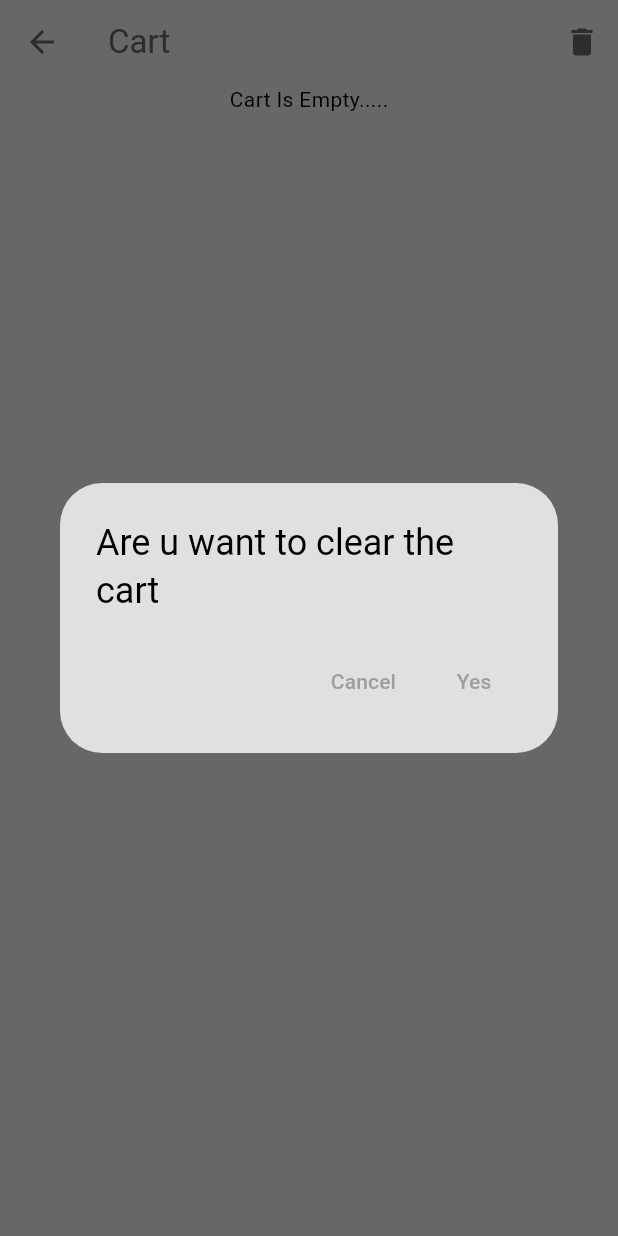
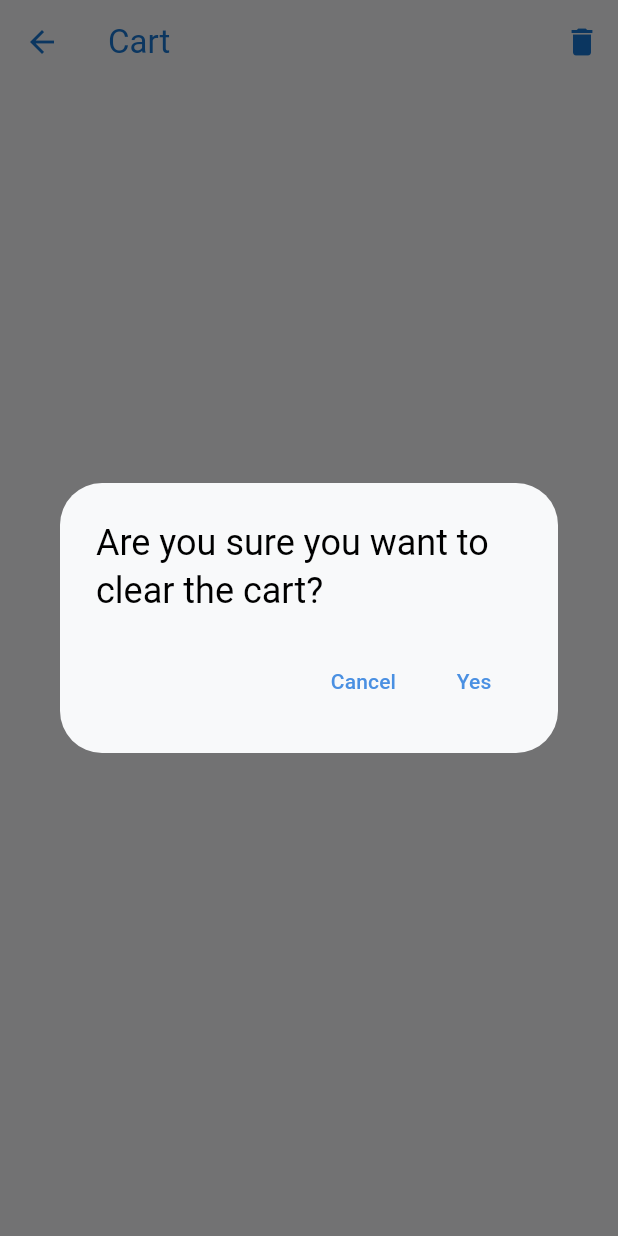
Before and after one commit to untuksenangsenang/DelivoriaApp, a Flutter app: the CartPage screen opened directly, after a tap on the "delete" icon, on a phone screen of 412 x 824 dp. Run offline on Flutter 3.47's test engine with Material 3 defaults, Android fonts, the phone set to English and light mode, and no system bars.

Commit message:
fix cart page

```diff
--- a/lib/components/my_cart_tile.dart
+++ b/lib/components/my_cart_tile.dart
@@ -47,7 +47,7 @@ class MyCartTile extends StatelessWidget {
                     Text(cartItem.food.name),
 
                     //food price
-                    Text('\$' + cartItem.food.price.toString())
+                    Text('\$${cartItem.food.price}')
                   ],
                 ),
 
--- a/lib/pages/cart_page.dart
+++ b/lib/pages/cart_page.dart
@@ -2,69 +2,57 @@ import 'package:delivoria/models/restaurant.dart';
 import 'package:flutter/material.dart';
 import 'package:provider/provider.dart';
 import 'package:delivoria/components/my_cart_tile.dart';
-
 
 class CartPage extends StatelessWidget {
   const CartPage({super.key});
 
   @override
   Widget build(BuildContext context) {
-    return Consumer <Restaurant>(
+    return Consumer<Restaurant>(
       builder: (context, restaurant, child) {
-        //cart
         final userCart = restaurant.cart;
 
-        //scaffold ui
         return Scaffold(
           appBar: AppBar(
-            title:const Text("Cart"),
+            title: const Text("Cart"),
             backgroundColor: Colors.transparent,
             foregroundColor: Theme.of(context).colorScheme.inversePrimary,
             actions: [
-            //clear cart
               IconButton(
-              onPressed: (){
-                showDialog(context: context, builder: (context) => AlertDialog(
-                  title: Text("Are u want to clear the cart"),
+                onPressed: () {
+                  showDialog(
+                    context: context,
+                    builder: (context) => AlertDialog(
+                      title: const Text("Are you sure you want to clear the cart?"),
                       actions: [
-                    //cancel button
-                    TextButton(onPressed: () => Navigator.pop(context),
-                    child: const Text("Cancel")
+                        TextButton(
+                          onPressed: () => Navigator.pop(context),
+                          child: const Text("Cancel"),
                         ),
-
-                    //yes button
-                    TextButton(onPressed: () {
+                        TextButton(
+                          onPressed: () {
                             Navigator.pop(context);
                             restaurant.clearCart();
                           },
-                    child: const Text("Yes"))
-                  ],
-                )
-                );
-              }, icon: const Icon(Icons.delete),)
+                          child: const Text("Yes"),
+                        ),
                       ],
                     ),
-          body: Column(
-            children: [
+                  );
+                },
+                icon: const Icon(Icons.delete),
+              ),
+            ],
+          ),
 
-              //list of cart
-              Column(
-                children: [
-                  userCart.isEmpty
-                  ? const Expanded (child: Center(child: const Text("Cart Is Empty.....")))
-                  : Expanded(
-                    child: ListView.builder(
+          body: userCart.isEmpty
+              ? const Center(child: Text("Cart is empty..."))
+              : ListView.builder(
                   itemCount: userCart.length,
                   itemBuilder: (context, index) {
-                        //get individual cart item
                     final cartItem = userCart[index];
-
-                        //return cart tile ui
                     return MyCartTile(cartItem: cartItem);
-                      }))
-                ],
-              ),
-            ],
+                  },
                 ),
         );
       },
--- a/lib/themes/dark_mode.dart
+++ b/lib/themes/dark_mode.dart
@@ -2,10 +2,10 @@ import 'package:flutter/material.dart';
 
 ThemeData darkMode = ThemeData(
   colorScheme: ColorScheme.dark(
-    surface: const Color.fromARGB(255, 20, 20, 20),
-    primary: const Color.fromARGB(255, 122, 122, 122),
-    secondary: const Color.fromARGB(255, 30, 30, 30),
-    tertiary: const Color.fromARGB(255, 47, 47, 47),
-    inversePrimary: Colors.grey.shade700,
-  )
+    surface: const Color(0xFF1E1E1E),         // Permukaan utama (misal card, background section)
+    primary: const Color(0xFF64B5F6),         // Biru terang untuk elemen utama (tombol, ikon aktif)
+    secondary: const Color(0xFF2C2C2C),       // Warna latar kontras sedang
+    tertiary: const Color(0xFF37474F),        // Aksen gelap untuk kedalaman
+    inversePrimary: const Color(0xFF90CAF9),  // Biru muda untuk teks di atas primary
+  ),
 );
--- a/lib/themes/light_mode.dart
+++ b/lib/themes/light_mode.dart
@@ -2,10 +2,10 @@ import 'package:flutter/material.dart';
 
 ThemeData lightMode = ThemeData(
   colorScheme: ColorScheme.light(
-    surface: Colors.grey.shade300,
-    primary: Colors.grey.shade500,
-    secondary: Colors.grey.shade100,
-    tertiary: Colors.white,
-    inversePrimary: Colors.grey.shade700,
-  )
+    surface: const Color(0xFFF8F9FA),        // Warna permukaan yang terang dan lembut
+    primary: const Color(0xFF4A90E2),        // Biru modern dan cerah
+    secondary: const Color(0xFFFFC107),      // Kuning amber untuk aksen
+    tertiary: const Color(0xFFE3F2FD),       // Biru muda yang segar
+    inversePrimary: const Color(0xFF1976D2), // Biru gelap untuk kontras
+  ),
 );
```
Also changed, not shown: lib/models/restaurant.dart (+33 -83 lines). Lines whose indentation alone changed are shown as unchanged.
